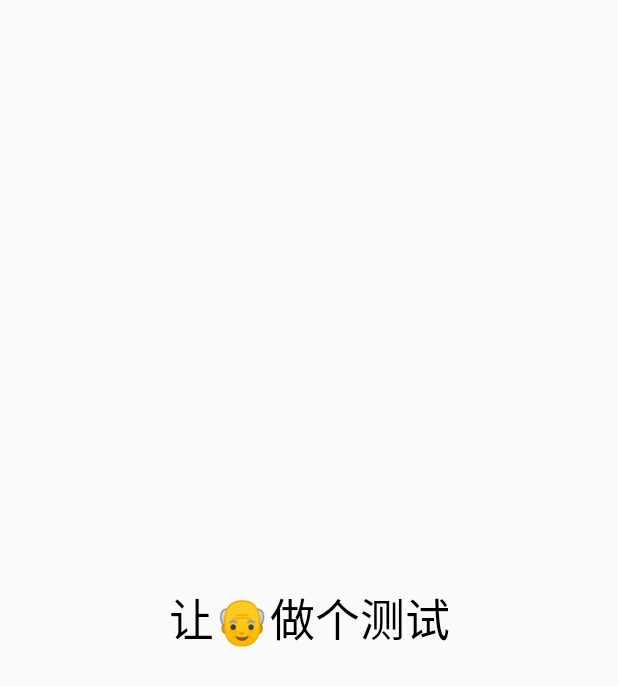
After one commit to WEIHAOLEE/ClickToFlight, an Android app: the layout fragment_me.xml on its own in the app's theme, with its tools: preview values and no code run, on a phone screen of 412 x 824 dp. The commit adds this screen. Shown: the top 686 px of the screen. Run offline under Robolectric (Android 15) with nearby library versions, the phone set to English and light mode, and no system bars.

Commit message:
add new fragment(no impl)

```diff
--- a/app/build.gradle
+++ b/app/build.gradle
@@ -23,6 +23,7 @@ dependencies {
     implementation 'androidx.appcompat:appcompat:1.1.0'
     implementation 'androidx.constraintlayout:constraintlayout:1.1.3'
     implementation 'com.google.android.material:material:1.1.0'
+    implementation 'androidx.legacy:legacy-support-v4:1.0.0'
     testImplementation 'junit:junit:4.12'
     androidTestImplementation 'androidx.test:runner:1.2.0'
     androidTestImplementation 'androidx.test.espresso:espresso-core:3.2.0'
--- /dev/null
+++ b/app/src/main/res/layout/fragment_me.xml
@@ -0,0 +1,14 @@
+<?xml version="1.0" encoding="utf-8"?>
+<LinearLayout xmlns:android="http://schemas.android.com/apk/res/android"
+    android:layout_width="match_parent"
+    android:layout_height="match_parent">
+
+    <TextView
+        android:id="@+id/tv_fm"
+        android:layout_width="match_parent"
+        android:layout_height="match_parent"
+        android:text="让👴做个测试"
+        android:textSize="30sp"
+        android:textColor="#000000"
+        android:gravity="center"/>
+</LinearLayout>
--- a/app/src/main/res/values/strings.xml
+++ b/app/src/main/res/values/strings.xml
@@ -6,4 +6,7 @@
     <string name="title_notifications">Notifications</string>
     <string name="title_me">Me</string>
     <string name="title_shopping_cart">Shopping Cart</string>
+
+    <!-- TODO: Remove or change this placeholder text -->
+    <string name="hello_blank_fragment">Hello blank fragment</string>
 </resources>
```
Also changed, not shown: app/src/main/java/com/sky/clicktoflight/MeFragment.java (added, +29 -0 lines).
